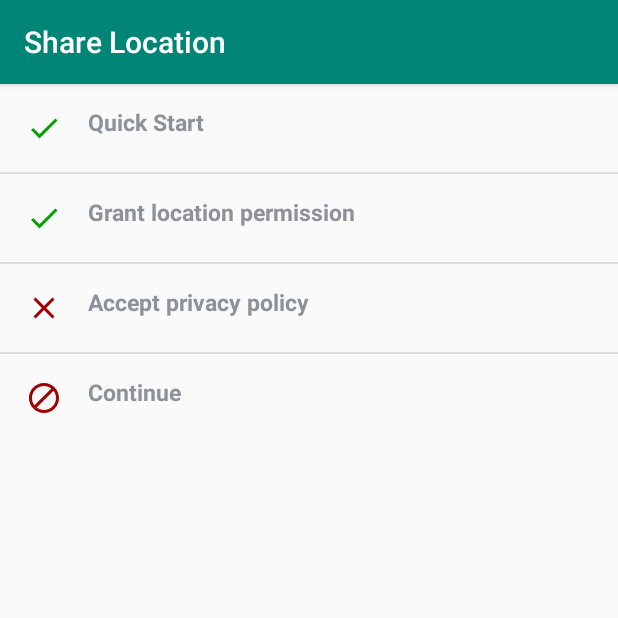
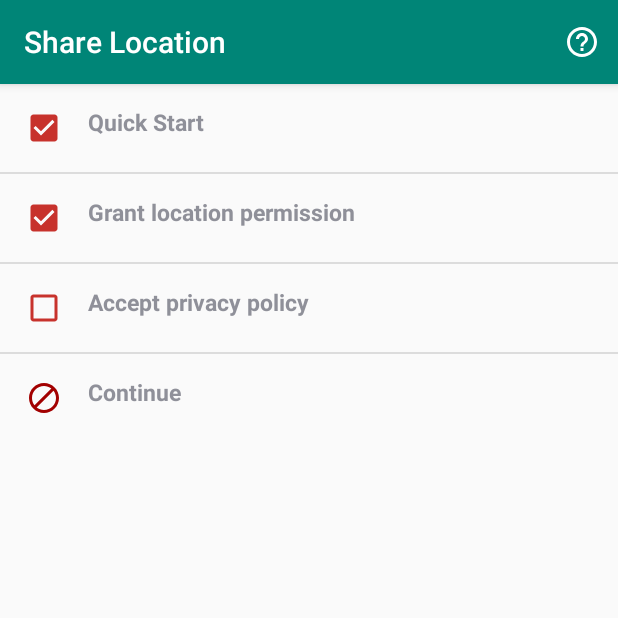
Before and after one commit to EIAWsWRm/SMSLocationReloaded, an Android app: the screen it shows after launch (FirstRunActivity), after a tap on "OK", on a phone screen of 412 x 824 dp, the top half of it. Run offline under Robolectric (Android 15) with nearby library versions, the phone set to English and light mode, and no system bars; 1 other tap on this screen came first.

Commit message:
Changed some icons on the first run screen. Added a help message to the first run screen.

```diff
--- a/app/src/main/java/com/yuhuinnovation/smslocationreloaded/FirstRunActivity.java
+++ b/app/src/main/java/com/yuhuinnovation/smslocationreloaded/FirstRunActivity.java
@@ -10,6 +10,8 @@ import android.preference.PreferenceManager;
 import android.support.v7.app.AlertDialog;
 import android.support.v7.app.AppCompatActivity;
 import android.util.Log;
+import android.view.Menu;
+import android.view.MenuItem;
 import android.view.View;
 import android.widget.AdapterView;
 import android.widget.ListView;
@@ -29,7 +31,7 @@ public class FirstRunActivity extends AppCompatActivity {
     };
 
     int[] listviewImage = new int[]{
-            R.drawable.ic_close_red_24dp, R.drawable.ic_close_red_24dp, R.drawable.ic_close_red_24dp, R.drawable.ic_no_red_24dp,
+            R.drawable.ic_check_box_outline_blank_red_24dp, R.drawable.ic_check_box_outline_blank_red_24dp, R.drawable.ic_check_box_outline_blank_red_24dp, R.drawable.ic_no_red_24dp,
     };
 
     String[] listviewId = new String[]{
@@ -59,12 +61,36 @@ public class FirstRunActivity extends AppCompatActivity {
         reloadListView();
     }
 
+    // Menus
+    @Override
+    public boolean onCreateOptionsMenu(Menu menu) {
+        // Inflate the menu; this adds items to the action bar if it is present.
+        getMenuInflater().inflate(R.menu.menu_firstrun, menu);
+        return true;
+    }
+    @Override
+    public boolean onOptionsItemSelected(MenuItem item) {
+        switch (item.getItemId()) {
+            case R.id.action_help:
+                // Show help dialog
+                AlertDialog.Builder builder = new AlertDialog.Builder(FirstRunActivity.this);
+                builder.setTitle(R.string.alertdialog_title_welcomemessage);
+                builder.setMessage(R.string.alertdialog_text_welcomemessage);
+
+                builder.setPositiveButton(R.string.alertdialog_button_ok, null);
+                builder.create().show();
+                return true;
+            default:
+                return super.onContextItemSelected(item);
+        }
+    }
+
     private void reloadListView() {
         if (checkSelfPermission(Manifest.permission.ACCESS_FINE_LOCATION) == PackageManager.PERMISSION_GRANTED) {
-            listviewImage[1] = R.drawable.ic_check_green_24dp;
+            listviewImage[1] = R.drawable.ic_check_box_red_24dp;
         }
         else {
-            listviewImage[1] = R.drawable.ic_close_red_24dp;
+            listviewImage[1] = R.drawable.ic_check_box_outline_blank_red_24dp;
         }
 
 
@@ -73,18 +99,18 @@ public class FirstRunActivity extends AppCompatActivity {
         SharedPreferences SP = PreferenceManager.getDefaultSharedPreferences(getBaseContext());
         // Viewed the quick start guide?
         if (SP.getString("viewedIntro", "false").equals("true")) {
-            listviewImage[0] = R.drawable.ic_check_green_24dp;
+            listviewImage[0] = R.drawable.ic_check_box_red_24dp;
         }
         else {
-            listviewImage[0] = R.drawable.ic_close_red_24dp;
+            listviewImage[0] = R.drawable.ic_check_box_outline_blank_red_24dp;
         }
 
         isPrivacyAccepted = SP.getString("acceptedPrivacyPolicy","false");
         if (isPrivacyAccepted.equals("true")) {
-            listviewImage[2] = R.drawable.ic_check_green_24dp;
+            listviewImage[2] = R.drawable.ic_check_box_red_24dp;
         }
         else {
-            listviewImage[2] = R.drawable.ic_close_red_24dp;
+            listviewImage[2] = R.drawable.ic_check_box_outline_blank_red_24dp;
         }
 
         if (isPrivacyAccepted.equals("true") && checkSelfPermission(Manifest.permission.ACCESS_FINE_LOCATION) == PackageManager.PERMISSION_GRANTED
--- /dev/null
+++ b/app/src/main/res/drawable/ic_check_box_outline_blank_red_24dp.xml
@@ -0,0 +1,5 @@
+<vector android:height="24dp" android:tint="#C7322C"
+    android:viewportHeight="24.0" android:viewportWidth="24.0"
+    android:width="24dp" xmlns:android="http://schemas.android.com/apk/res/android">
+    <path android:fillColor="#FF000000" android:pathData="M19,5v14H5V5h14m0,-2H5c-1.1,0 -2,0.9 -2,2v14c0,1.1 0.9,2 2,2h14c1.1,0 2,-0.9 2,-2V5c0,-1.1 -0.9,-2 -2,-2z"/>
+</vector>
--- /dev/null
+++ b/app/src/main/res/drawable/ic_check_box_red_24dp.xml
@@ -0,0 +1,5 @@
+<vector android:height="24dp" android:tint="#C7322C"
+    android:viewportHeight="24.0" android:viewportWidth="24.0"
+    android:width="24dp" xmlns:android="http://schemas.android.com/apk/res/android">
+    <path android:fillColor="#FF000000" android:pathData="M19,3L5,3c-1.11,0 -2,0.9 -2,2v14c0,1.1 0.89,2 2,2h14c1.11,0 2,-0.9 2,-2L21,5c0,-1.1 -0.89,-2 -2,-2zM10,17l-5,-5 1.41,-1.41L10,14.17l7.59,-7.59L19,8l-9,9z"/>
+</vector>
--- /dev/null
+++ b/app/src/main/res/menu/menu_firstrun.xml
@@ -0,0 +1,12 @@
+<?xml version="1.0" encoding="utf-8"?>
+<menu xmlns:android="http://schemas.android.com/apk/res/android"
+    xmlns:app="http://schemas.android.com/apk/res-auto"
+    xmlns:tools="http://schemas.android.com/tools"
+    tools:context=".FirstRunActivity">
+    <item
+        android:id="@+id/action_help"
+        android:icon="@drawable/ic_help_outline_white_24dp"
+        android:orderInCategory="1"
+        android:title="@string/alertdialog_title_help"
+        app:showAsAction="ifRoom"/>
+</menu>
--- a/app/src/main/res/values/strings.xml
+++ b/app/src/main/res/values/strings.xml
@@ -222,7 +222,7 @@
     <string name="locationactivity_text_distance">Distance from your location:</string>
     <string name="generic_text_unknown">Unknown</string>
     <string name="alertdialog_title_privacypolicy">Privacy Policy</string>
-    <string name="alertdialog_text_privacypolicy">Here at Yuhu Innovation, we take your privacy very seriosuly. We will keep this policy as short and jargon-free as possible so you can more easily understand it:\n\nWe will use your location information (since you granted the location permission) to send your location to the phone numbers and application you specify ONLY. We promise not to send any information collected to anywhere except the locations you specify. To achieve this (and to give you peace of mind), this application does not have the network permission required to send data over the network. Please note that, should you choose to send your location to a third-party app, they may handle your information differently.</string>
+    <string name="alertdialog_text_privacypolicy">Here at Yuhu Innovation, we take your privacy very seriously. We will keep this policy as short and jargon-free as possible so you can more easily understand it:\n\nWe will use your location information (since you granted the location permission) to send your location to the phone numbers and application you specify ONLY. We promise not to send any information collected to anywhere except the locations you specify. To achieve this (and to give you peace of mind), this application does not have the network permission required to send data over the network. Please note that, should you choose to send your location to a third-party app, they may handle your information differently.</string>
     <string name="alertdialog_button_agree">Agree</string>
     <string name="alertdialog_button_disagree">Disagree</string>
     <string name="firstrun_text_disagreewithprivacy">We\'re sorry, but you must agree to the privacy policy for this app to work.</string>
```
